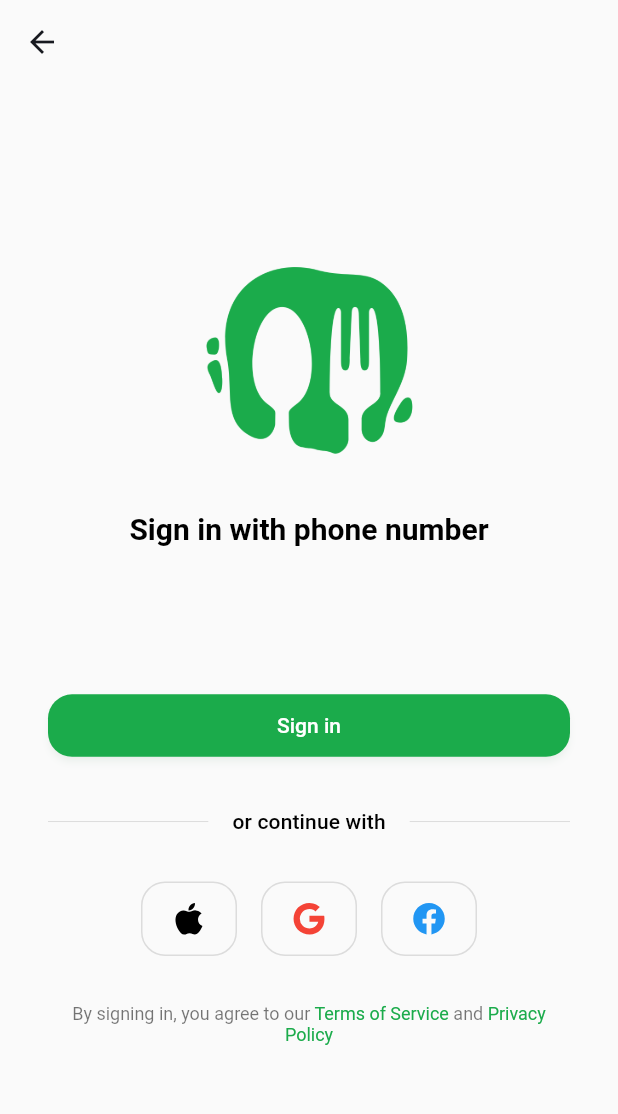
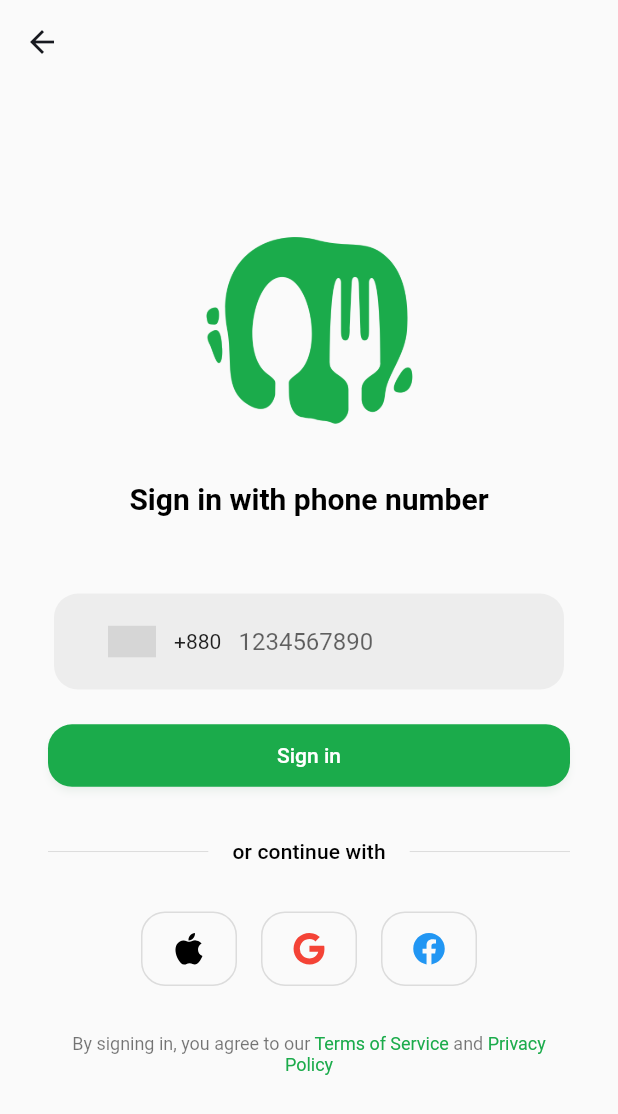
Before and after one commit to devShakib015/mise, a Flutter app: the SignInWithPhonePage screen opened directly, on a phone screen of 412 x 824 dp. Shown: the top 1114 px of the screen. Run offline on Flutter 3.47's test engine with Material 2 defaults, Android fonts, the phone set to English and light mode, and no system bars; drawn by our look-alikes of intl_phone_number_input; our stand-ins replace cached_network_image, easy_localization, ionicons; grey boxes are pictures that could not be loaded.

```diff
--- a/customer_app/lib/helpers/app_constants.dart
+++ b/customer_app/lib/helpers/app_constants.dart
@@ -4,6 +4,11 @@ class AppConstants {
   AppConstants._();
 
   static const String appName = 'Foodie';
+
+  /// App country codes
+  static const List<String> appCountryCodes = ['BD'];
+
+  /// App languages
 
   static const String translationsPath = 'assets/i18n';
   static const List<Locale> supportedLocales = [
--- a/customer_app/lib/helpers/images.dart
+++ b/customer_app/lib/helpers/images.dart
@@ -4,4 +4,5 @@ class Images {
   static const String _imagePath = 'assets/images';
 
   static const String logo = '$_imagePath/logo.png';
+  static const String loader = '$_imagePath/loader.gif';
 }
--- a/customer_app/lib/views/auth/sign_in_with_phone_page.dart
+++ b/customer_app/lib/views/auth/sign_in_with_phone_page.dart
@@ -1,12 +1,23 @@
+import 'package:customer_app/helpers/app_constants.dart';
 import 'package:customer_app/helpers/theme_constants.dart';
 import 'package:customer_app/views/auth/login_page.dart';
+import 'package:customer_app/widgets/custom_dialogs.dart';
 import 'package:customer_app/widgets/custom_spacer.dart';
 import 'package:customer_app/widgets/custom_widgets.dart';
+import 'package:customer_app/widgets/field_card.dart';
 import 'package:flutter/material.dart';
+import 'package:intl_phone_number_input/intl_phone_number_input.dart';
 import 'package:ionicons/ionicons.dart';
 
-class SignInWithPhonePage extends StatelessWidget {
+class SignInWithPhonePage extends StatefulWidget {
   const SignInWithPhonePage({super.key});
+
+  @override
+  State<SignInWithPhonePage> createState() => _SignInWithPhonePageState();
+}
+
+class _SignInWithPhonePageState extends State<SignInWithPhonePage> {
+  final _phoneController = TextEditingController();
 
   @override
   Widget build(BuildContext context) {
@@ -30,8 +41,33 @@ class SignInWithPhonePage extends StatelessWidget {
                     ),
               ),
               const SizedBox(height: ThemeConstant.defaultPadding * 3),
-              const SizedBox(height: ThemeConstant.defaultPadding * 3),
-              ElevatedButton(onPressed: () {}, child: const Text("Sign in")),
+              FieldCard(
+                child: InternationalPhoneNumberInput(
+                  countries: AppConstants.appCountryCodes,
+                  onInputChanged: (PhoneNumber number) {},
+                  ignoreBlank: false,
+                  autoValidateMode: AutovalidateMode.onUserInteraction,
+                  textFieldController: _phoneController,
+                  validator: (value) {
+                    return null;
+                  },
+                  spaceBetweenSelectorAndTextField: 0,
+                  formatInput: true,
+                  textAlignVertical: TextAlignVertical.top,
+                  inputDecoration: const InputDecoration(
+                    border: InputBorder.none,
+                    contentPadding: EdgeInsets.zero,
+                    hintText: "1234567890",
+                  ),
+                  keyboardType: const TextInputType.numberWithOptions(
+                      signed: true, decimal: true),
+                ),
+              ),
+              const SizedBox(height: ThemeConstant.defaultPadding),
+              ElevatedButton(
+                onPressed: () {},
+                child: const Text("Sign in"),
+              ),
               const SizedBox(height: ThemeConstant.defaultPadding * 2),
               Row(
                 children: [
--- a/customer_app/pubspec.yaml
+++ b/customer_app/pubspec.yaml
@@ -40,6 +40,7 @@ dependencies:
   url_launcher: ^6.1.7
   intl: ^0.17.0
   easy_localization: ^3.0.1
+  intl_phone_number_input: ^0.7.1
 
 dev_dependencies:
   flutter_test:
```
Also changed, not shown: customer_app/lib/widgets/custom_dialogs.dart (added, +143 -0 lines), customer_app/lib/widgets/custom_widgets.dart (+20 -0 lines), customer_app/assets/images/loader.gif (added), customer_app/pubspec.lock, 2 other files.
